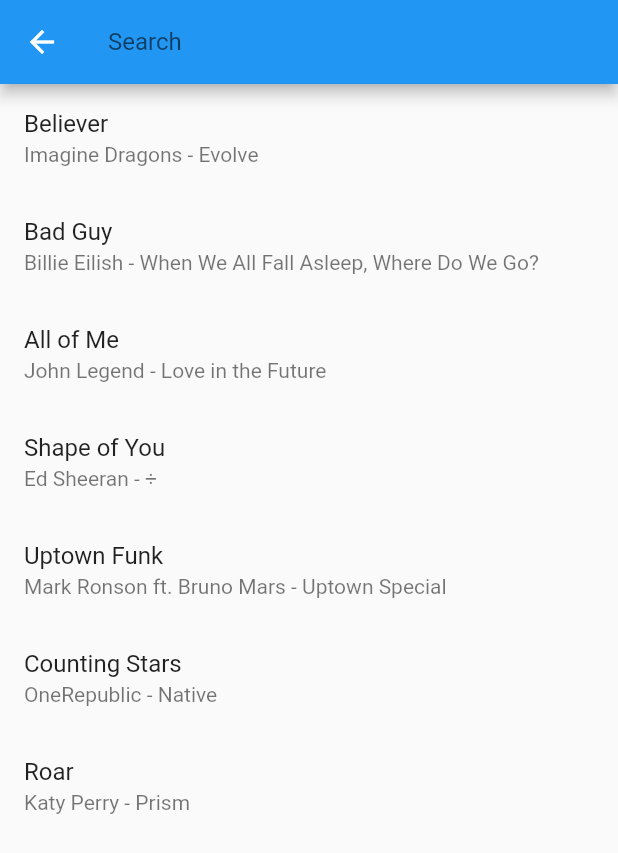
After one commit to maxencelgy/sante-conectee, a Flutter app: the SearchWidget screen opened by its route, on a phone screen of 412 x 824 dp. The commit adds this screen. Shown: the top 853 px of the screen. Run offline on Flutter 3.47's test engine with Material 2 defaults, Android fonts, the phone set to English and light mode, and no system bars; our stand-ins replace assets_audio_player, auto_size_text, floating_bottom_navigation_bar, font_awesome_flutter, from_css_color, go_router and 6 more; missing offline and left inert: json_path; accounts and stored records are empty; network calls fail; project files that could hold a hidden picture were left out.

Commit message:
Page search et page bluetooth

```diff
--- a/lib/flutter_flow/nav/nav.dart
+++ b/lib/flutter_flow/nav/nav.dart
@@ -7,17 +7,15 @@
 import 'package:page_transition/page_transition.dart';
 import '../../index.dart';
 import '../../main.dart';
+import '../../pages/bluetooth/bluetooth_widget.dart';
+import '../../pages/search/search_widget.dart';
 import 'serialization_util.dart';
 export 'package:go_router/go_router.dart';
 export 'serialization_util.dart';
-import 'package:breath_meditation/pages/home_page.dart';
-import 'package:breath_meditation/pages/inscription_page.dart';
-import 'package:breath_meditation/pages/connexion_page.dart';
-import 'package:flutter/material.dart';
-import 'package:breath_meditation/pages/login_page.dart';
-import 'package:breath_meditation/pages/profile_page.dart';
-import 'package:breath_meditation/change_notifier.dart';
-import 'package:provider/provider.dart';
+
+
+export 'package:go_router/go_router.dart';
+export 'serialization_util.dart';
 
 
 const kTransitionInfoKey = '__transition_info__';
@@ -110,6 +108,16 @@
                   ? NavBarPage(initialPage: 'Connexion')
                   : ConnexionPage(),
             ),
+            FFRoute(
+              name: 'Search',
+              path: 'search',
+              builder: (context, params) => SearchWidget(),
+            ),
+            FFRoute(
+              name: 'bluetooth',
+              path: 'bluetooth',
+              builder: (context, params) => BluetoothWidget(),
+            )
           ].map((r) => r.toRoute(appStateNotifier)).toList(),
         ).toRoute(appStateNotifier),
       ],
--- /dev/null
+++ b/lib/pages/search/search_widget.dart
@@ -0,0 +1,76 @@
+import 'package:flutter/material.dart';
+
+class Music {
+  final String title;
+  final String artist;
+  final String album;
+
+  Music({required this.title, required this.artist, required this.album});
+}
+
+class SearchWidget extends StatefulWidget {
+  const SearchWidget({Key? key}) : super(key: key);
+
+  @override
+  _SearchWidgetState createState() => _SearchWidgetState();
+}
+
+class _SearchWidgetState extends State<SearchWidget> {
+  late TextEditingController _searchController;
+  List<Music> _musicList = [
+    Music(title: 'Believer', artist: 'Imagine Dragons', album: 'Evolve'),
+    Music(title: 'Bad Guy', artist: 'Billie Eilish', album: 'When We All Fall Asleep, Where Do We Go?'),
+    Music(title: 'All of Me', artist: 'John Legend', album: 'Love in the Future'),
+    Music(title: 'Shape of You', artist: 'Ed Sheeran', album: '÷'),
+    Music(title: 'Uptown Funk', artist: 'Mark Ronson ft. Bruno Mars', album: 'Uptown Special'),
+    Music(title: 'Counting Stars', artist: 'OneRepublic', album: 'Native'),
+    Music(title: 'Roar', artist: 'Katy Perry', album: 'Prism'),
+  ];
+  List<Music> _filteredMusicList = [];
+
+  @override
+  void initState() {
+    super.initState();
+    _searchController = TextEditingController();
+    _filteredMusicList = _musicList;
+  }
+
+  @override
+  void dispose() {
+    _searchController.dispose();
+    super.dispose();
+  }
+
+  void _filterMusicList(String searchText) {
+    setState(() {
+      _filteredMusicList = _musicList.where((music) =>
+      music.title.toLowerCase().contains(searchText.toLowerCase()) ||
+          music.artist.toLowerCase().contains(searchText.toLowerCase())).toList();
+    });
+  }
+
+  @override
+  Widget build(BuildContext context) {
+    return Scaffold(
+      appBar: AppBar(
+        title: TextField(
+          controller: _searchController,
+          decoration: InputDecoration(
+            hintText: 'Search',
+            border: InputBorder.none,
+          ),
+          onChanged: (value) => _filterMusicList(value),
+        ),
+      ),
+      body: ListView.builder(
+        itemCount: _filteredMusicList.length,
+        itemBuilder: (context, index) {
+          return ListTile(
+            title: Text(_filteredMusicList[index].title),
+            subtitle: Text('${_filteredMusicList[index].artist} - ${_filteredMusicList[index].album}'),
+          );
+        },
+      ),
+    );
+  }
+}
--- a/pubspec.yaml
+++ b/pubspec.yaml
@@ -54,7 +54,7 @@
   rxdart: ^0.27.3
   assets_audio_player: 3.0.5
   assets_audio_player_web: 3.0.5
-
+  flutter_bluetooth_serial: 0.4.0
 
 
 
```
Also changed, not shown: lib/pages/bluetooth/bluetooth_model.dart (added, +16 -0 lines), lib/pages/bluetooth/bluetooth_widget.dart (added, +70 -0 lines), lib/pages/discover/discover_widget.dart (+10 -1 lines), lib/pages/search/search_model.dart (added, +16 -0 lines), lib/pages/user/user_widget.dart (+12 -0 lines), pubspec.lock.
